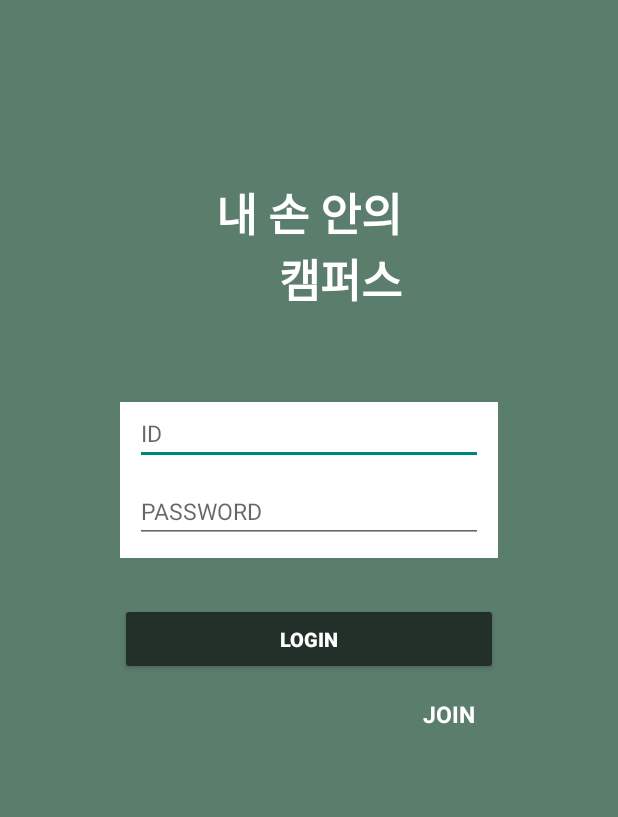
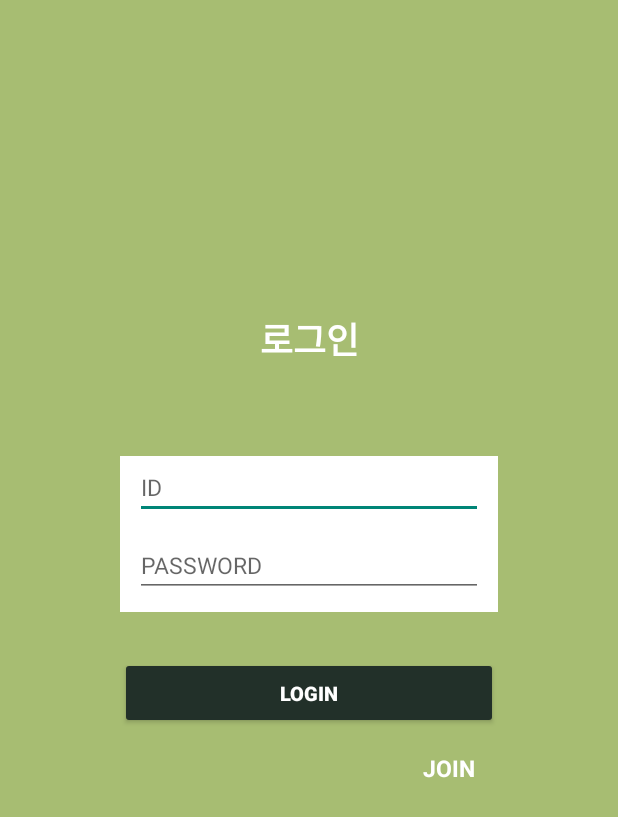
Before and after one commit to noranmuri/CampusTour, an Android app: the LoginActivity screen opened directly, with no data from a screen before it, on a phone screen of 412 x 824 dp. Shown: the top 817 px of the screen. Run offline under Robolectric (Android 15) with nearby library versions, the phone set to English and light mode, and no system bars.

Commit message:
login backcolor, title change

```diff
--- a/app/src/main/res/layout/activity_login.xml
+++ b/app/src/main/res/layout/activity_login.xml
@@ -5,7 +5,7 @@
     android:layout_width="match_parent"
     android:layout_height="match_parent"
     tools:context=".LoginActivity"
-    android:background="#5B7D6C"
+    android:background="@color/green_dark"
     android:orientation="vertical">
 
     <LinearLayout
@@ -17,15 +17,19 @@
         android:layout_marginLeft="80dp"
         android:layout_marginBottom="120dp">
 
+        <Space
+            android:layout_width="match_parent"
+            android:layout_height="88dp" />
+
         <TextView
-            android:layout_width="wrap_content"
+            android:id="@+id/textView8"
+            android:layout_width="match_parent"
             android:layout_height="wrap_content"
-            android:text="내 손 안의\n캠퍼스"
-            android:textColor="@color/white"
-            android:textSize="30sp"
-            android:textStyle="bold"
-            android:layout_gravity="center"
-            android:gravity="right"/>
+            android:gravity="center"
+            android:text="로그인"
+            android:textColor="#FFFFFF"
+            android:textSize="24sp"
+            android:textStyle="bold" />
 
         <LinearLayout
             android:layout_width="match_parent"
```
